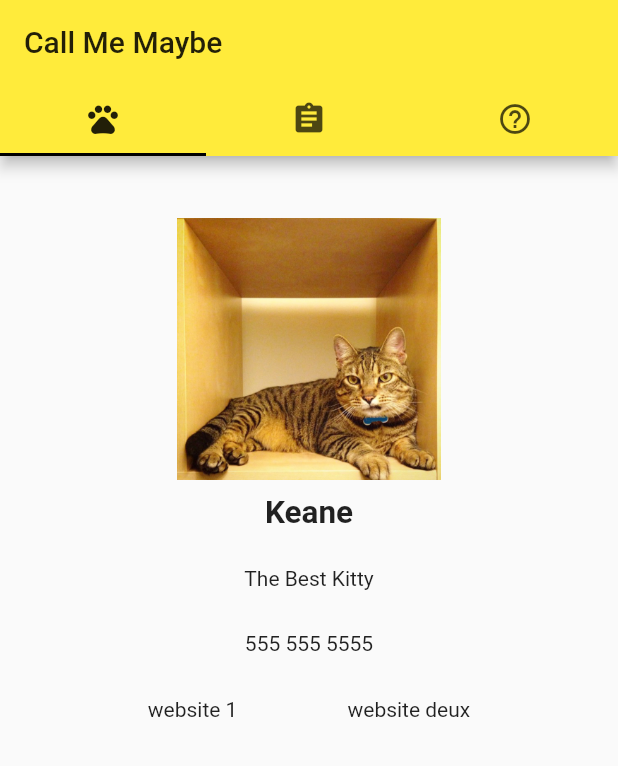
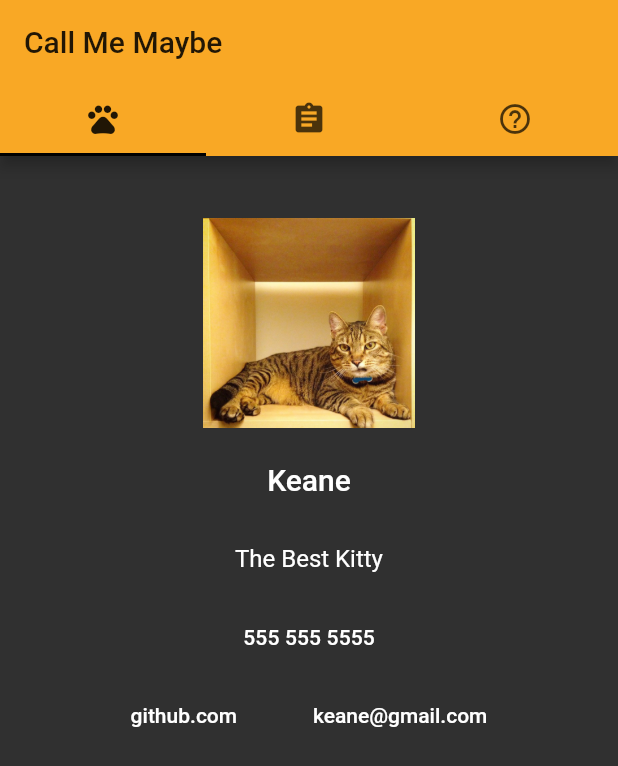
Before and after one commit to AprilCastaneda/call_me_maybe, a Flutter app: the screen it shows after launch, on a phone screen of 412 x 824 dp. Shown: the top 766 px of the screen. Run offline on Flutter 3.47's test engine with Material 2 defaults, Android fonts, the light colour scheme and no system bars; our stand-ins replace url_launcher_web; Roboto replaces fonts that are missing (Georgia).

Commit message:
Changed ThemeData

```diff
--- a/lib/app.dart
+++ b/lib/app.dart
@@ -35,7 +35,12 @@ class MainTabController extends StatelessWidget {
   Widget build(BuildContext context) {
     return MaterialApp(
       title: 'Call Me Maybe',
-      theme: ThemeData(primarySwatch: Colors.yellow),
+      theme: ThemeData(
+        brightness: Brightness.dark,
+        primaryColor: Colors.yellow[800],
+        accentColor: Colors.blue,
+        fontFamily: 'Georgia',
+      ),
       home: DefaultTabController(
         length: tabs.length,
         initialIndex: 0,
--- a/lib/screens/business_card_screen.dart
+++ b/lib/screens/business_card_screen.dart
@@ -28,11 +28,23 @@ class BusinessCardScreen extends StatelessWidget {
               mainAxisAlignment: MainAxisAlignment.center,
               children: [
                 Flexible(
-                  fit: FlexFit.loose,
+                  fit: FlexFit.tight,
                   flex: 4,
                   child: Row(
                       mainAxisAlignment: MainAxisAlignment.center,
                       children: [Image.asset('assets/images/keane.jpg')]),
+                ),
+                Flexible(
+                  fit: FlexFit.tight,
+                  flex: 2,
+                  child: Row(
+                      mainAxisAlignment: MainAxisAlignment.center,
+                      children: [
+                        Text(
+                          'Keane',
+                          style: Theme.of(context).textTheme.headline6,
+                        )
+                      ]),
                 ),
                 Flexible(
                   fit: FlexFit.tight,
@@ -41,10 +53,20 @@ class BusinessCardScreen extends StatelessWidget {
                       mainAxisAlignment: MainAxisAlignment.center,
                       children: [
                         Text(
-                          'Keane',
-                          style: DefaultTextStyle.of(context)
-                              .style
-                              .apply(fontSizeFactor: 1.5, fontWeightDelta: 2),
+                          'The Best Kitty',
+                          style: Theme.of(context).textTheme.subtitle1,
+                        )
+                      ]),
+                ),
+                Flexible(
+                  fit: FlexFit.tight,
+                  flex: 2,
+                  child: Row(
+                      mainAxisAlignment: MainAxisAlignment.center,
+                      children: [
+                        Text(
+                          '555 555 5555',
+                          style: Theme.of(context).textTheme.subtitle2,
                         )
                       ]),
                 ),
@@ -52,22 +74,17 @@ class BusinessCardScreen extends StatelessWidget {
                   fit: FlexFit.tight,
                   flex: 1,
                   child: Row(
-                      mainAxisAlignment: MainAxisAlignment.center,
-                      children: [Text('The Best Kitty')]),
-                ),
-                Flexible(
-                  fit: FlexFit.tight,
-                  flex: 1,
-                  child: Row(
-                      mainAxisAlignment: MainAxisAlignment.center,
-                      children: [Text('555 555 5555')]),
-                ),
-                Flexible(
-                  fit: FlexFit.tight,
-                  flex: 1,
-                  child: Row(
                       mainAxisAlignment: MainAxisAlignment.spaceAround,
-                      children: [Text('website 1'), Text('website deux')]),
+                      children: [
+                        Text(
+                          'github.com',
+                          style: Theme.of(context).textTheme.bodyText1,
+                        ),
+                        Text(
+                          'keane@gmail.com',
+                          style: Theme.of(context).textTheme.bodyText1,
+                        )
+                      ]),
                 ),
               ],
             ),
```
